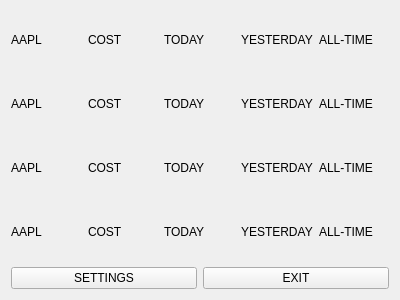
The window that trayiconwidget.ui (qernt/TradernetWidget) describes before a commit, drawn with Qt 5.
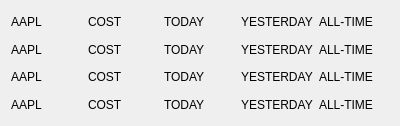
The same window after the commit.

Patch:
```diff
--- a/trayiconwidget.ui
+++ b/trayiconwidget.ui
@@ -7,7 +7,7 @@
     <x>0</x>
     <y>0</y>
     <width>400</width>
-    <height>300</height>
+    <height>126</height>
    </rect>
   </property>
   <property name="windowTitle">
@@ -170,24 +170,6 @@
      </item>
     </layout>
    </item>
-   <item>
-    <layout class="QHBoxLayout" name="horizontalLayout_5">
-     <item>
-      <widget class="QPushButton" name="pushButton">
-       <property name="text">
-        <string>SETTINGS</string>
-       </property>
-      </widget>
-     </item>
-     <item>
-      <widget class="QPushButton" name="pushButton_2">
-       <property name="text">
-        <string>EXIT</string>
-       </property>
-      </widget>
-     </item>
-    </layout>
-   </item>
   </layout>
  </widget>
  <resources/>
```
